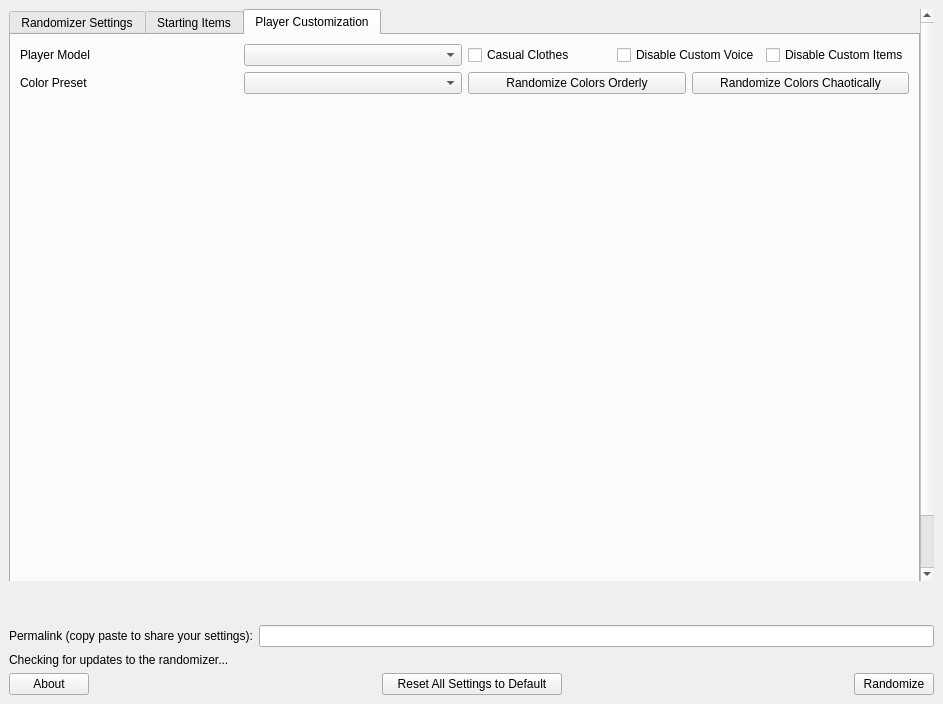
This is wwr_ui/randomizer_window.ui in LagoLunatic/wwrando as Qt 5 draws it before an edit. The edited form follows.
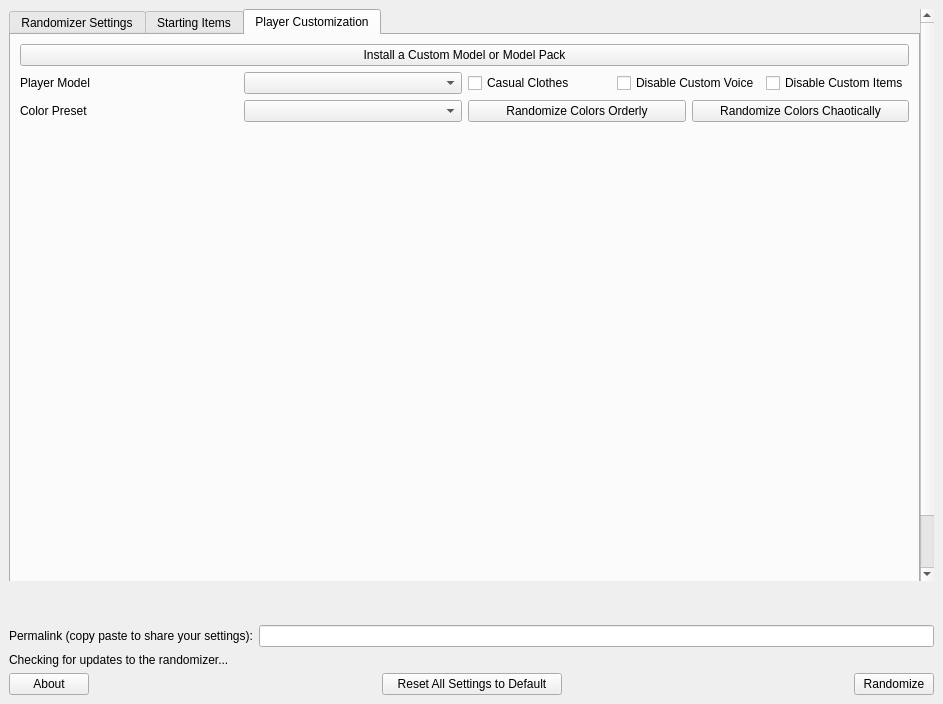
This is the edited form. The open tabs and pages were chosen to show the change.

Commit message: Multi-platform releases and custom model installation (#230)

```diff
--- a/wwr_ui/randomizer_window.ui
+++ b/wwr_ui/randomizer_window.ui
@@ -28,8 +28,8 @@
         <rect>
          <x>0</x>
          <y>0</y>
-         <width>925</width>
-         <height>570</height>
+         <width>1097</width>
+         <height>783</height>
         </rect>
        </property>
        <layout class="QVBoxLayout" name="verticalLayout_4">
@@ -870,21 +870,7 @@
            <layout class="QVBoxLayout" name="verticalLayout_3">
             <item>
              <layout class="QGridLayout" name="gridLayout_5">
-              <item row="0" column="0">
-               <layout class="QHBoxLayout" name="horizontalLayout_3">
-                <item>
-                 <widget class="QLabel" name="label_for_custom_player_model">
-                  <property name="text">
-                   <string>Player Model</string>
-                  </property>
-                 </widget>
-                </item>
-                <item>
-                 <widget class="QComboBox" name="custom_player_model"/>
-                </item>
-               </layout>
-              </item>
-              <item row="1" column="0">
+              <item row="2" column="0">
                <layout class="QHBoxLayout" name="horizontalLayout_12">
                 <item>
                  <widget class="QLabel" name="label_for_custom_color_preset">
@@ -898,7 +884,7 @@
                 </item>
                </layout>
               </item>
-              <item row="1" column="1">
+              <item row="2" column="1">
                <layout class="QHBoxLayout" name="horizontalLayout_11">
                 <item>
                  <widget class="QPushButton" name="randomize_all_custom_colors_together">
@@ -916,7 +902,21 @@
                 </item>
                </layout>
               </item>
-              <item row="0" column="1">
+              <item row="1" column="0">
+               <layout class="QHBoxLayout" name="horizontalLayout_3">
+                <item>
+                 <widget class="QLabel" name="label_for_custom_player_model">
+                  <property name="text">
+                   <string>Player Model</string>
+                  </property>
+                 </widget>
+                </item>
+                <item>
+                 <widget class="QComboBox" name="custom_player_model"/>
+                </item>
+               </layout>
+              </item>
+              <item row="1" column="1">
                <layout class="QHBoxLayout" name="horizontalLayout_7">
                 <item>
                  <widget class="QCheckBox" name="player_in_casual_clothes">
@@ -941,6 +941,13 @@
                 </item>
                </layout>
               </item>
+              <item row="0" column="0" colspan="2">
+               <widget class="QPushButton" name="install_custom_model">
+                <property name="text">
+                 <string>Install a Custom Model or Model Pack</string>
+                </property>
+               </widget>
+              </item>
              </layout>
             </item>
             <item>
```
The commit also changes 10 other files.
